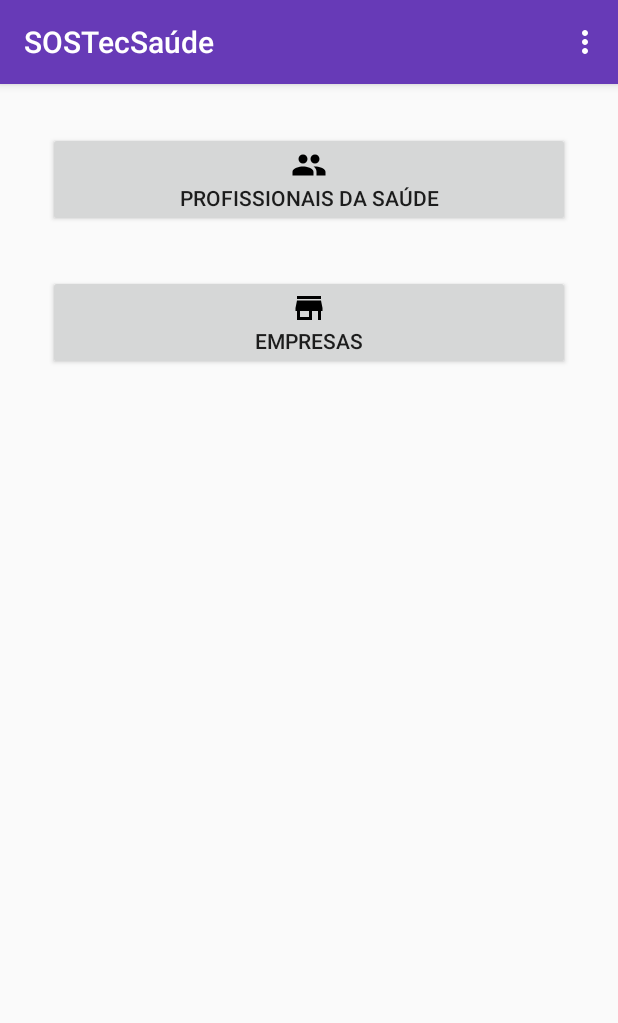
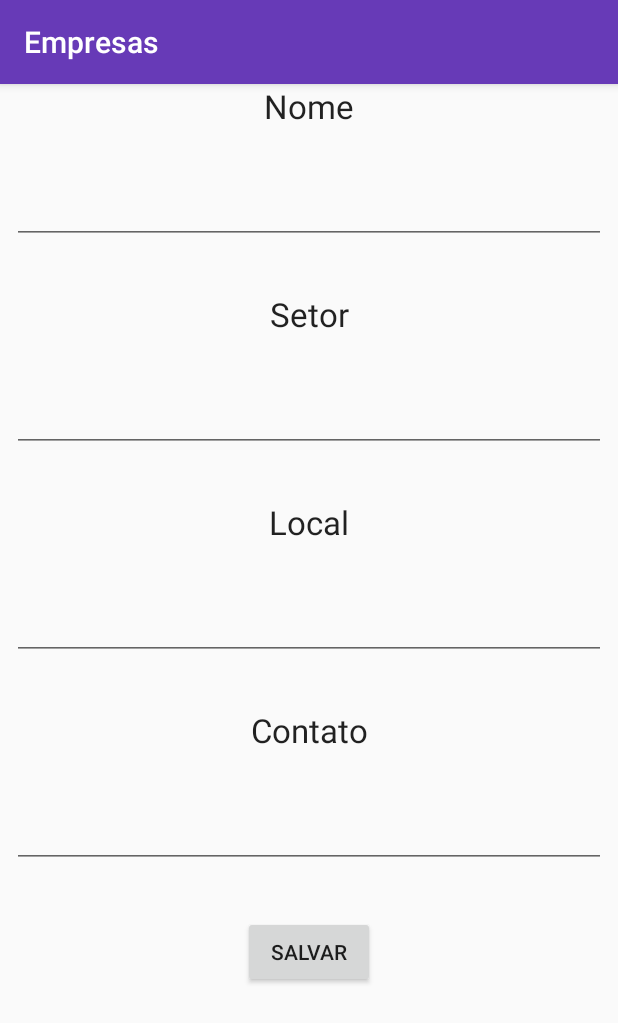
Before and after one commit to wwmm/sostecsaude, an Android app: the screen it shows after launch (MainActivity), after a tap on "EMPRESAS", on a phone screen of 412 x 824 dp. Shown: the top 1023 px of the screen. Run offline under Robolectric (Android 15) with nearby library versions, the phone set to English and light mode, and no system bars; our stand-ins replace navigation-ui; libraries missing offline, so code that uses them is left out: org.jetbrains.exposed; 1 statement that could not run was skipped.

Commit message:
melhorias na interface

```diff
--- a/app/src/main/java/com/wwmm/sostecsaude/MainActivity.kt
+++ b/app/src/main/java/com/wwmm/sostecsaude/MainActivity.kt
@@ -1,10 +1,8 @@
 package com.wwmm.sostecsaude
 
 import android.os.Bundle
-import android.view.Menu
-import android.view.MenuInflater
-import android.view.MenuItem
 import androidx.appcompat.app.AppCompatActivity
+import com.wwmm.sostecsaude.ui.empresas.EmpresasFragment
 import com.wwmm.sostecsaude.ui.home.HomeFragment
 import com.wwmm.sostecsaude.ui.profissionais.ContatoFragment
 import com.wwmm.sostecsaude.ui.profissionais.ProfissionaisFragment
@@ -17,6 +15,7 @@ class MainActivity : AppCompatActivity(), HomeFragment.Listener, ProfissionaisFr
     private lateinit var mProfissionaisFragment: ProfissionaisFragment
     private lateinit var mRelatarDanosFragment: RelatarDanosFragment
     private lateinit var mContatoFragment: ContatoFragment
+    private lateinit var mEmpresasFragment: EmpresasFragment
 
     override fun onCreate(savedInstanceState: Bundle?) {
         super.onCreate(savedInstanceState)
@@ -26,6 +25,7 @@ class MainActivity : AppCompatActivity(), HomeFragment.Listener, ProfissionaisFr
         mProfissionaisFragment = ProfissionaisFragment()
         mRelatarDanosFragment = RelatarDanosFragment()
         mContatoFragment = ContatoFragment()
+        mEmpresasFragment = EmpresasFragment()
 
         loadHome()
 
@@ -46,14 +46,14 @@ class MainActivity : AppCompatActivity(), HomeFragment.Listener, ProfissionaisFr
         val name = prefs.getString("Name", "")
         val email = prefs.getString("Email", "")
 
-        title = if(name.isNullOrBlank() || email.isNullOrBlank()){
+        title = if (name.isNullOrBlank() || email.isNullOrBlank()) {
             mContatoFragment.mLoadHome = true
 
             supportFragmentManager.beginTransaction().replace(R.id.mainFrame, mContatoFragment)
                 .commit()
 
             getString(R.string.title_profissional_contato)
-        }else {
+        } else {
             supportFragmentManager.beginTransaction()
                 .replace(R.id.mainFrame, mProfissionaisFragment)
                 .commit()
@@ -63,6 +63,10 @@ class MainActivity : AppCompatActivity(), HomeFragment.Listener, ProfissionaisFr
     }
 
     override fun loadEmpresas() {
+        supportFragmentManager.beginTransaction().replace(R.id.mainFrame, mEmpresasFragment)
+            .commit()
+
+        title = getString(R.string.title_empresas)
     }
 
     override fun loadRelatarDano() {
@@ -104,26 +108,4 @@ class MainActivity : AppCompatActivity(), HomeFragment.Listener, ProfissionaisFr
             }
         }
     }
-
-    override fun onCreateOptionsMenu(menu: Menu): Boolean {
-        val inflater: MenuInflater = menuInflater
-
-        inflater.inflate(R.menu.main_menu, menu)
-
-        return true
-    }
-
-    override fun onOptionsItemSelected(item: MenuItem): Boolean {
-        return when (item.itemId) {
-            R.id.upload_db -> {
-                true
-            }
-
-            R.id.reset_db -> {
-                true
-            }
-
-            else -> super.onOptionsItemSelected(item)
-        }
-    }
 }
--- a/app/src/main/java/com/wwmm/sostecsaude/RemoteServer.kt
+++ b/app/src/main/java/com/wwmm/sostecsaude/RemoteServer.kt
@@ -11,3 +11,13 @@ object Equipamentos : Table("equipamentos") {
 
     override val primaryKey = PrimaryKey(id)
 }
+
+object Empresas : Table("empresas") {
+    val id = Empresas.integer("id").autoIncrement()
+    val nome = Empresas.varchar("nome", 255)
+    val setor = Empresas.varchar("setor", 255)
+    val local = Empresas.varchar("local", 255)
+    val contato = Empresas.varchar("contato", 255)
+
+    override val primaryKey = PrimaryKey(id)
+}
--- /dev/null
+++ b/app/src/main/java/com/wwmm/sostecsaude/ui/empresas/EmpresasFragment.kt
@@ -0,0 +1,72 @@
+package com.wwmm.sostecsaude.ui.empresas
+
+import android.os.Bundle
+import android.view.LayoutInflater
+import android.view.View
+import android.view.ViewGroup
+import androidx.fragment.app.Fragment
+import com.google.android.material.snackbar.Snackbar
+import com.wwmm.sostecsaude.Empresas
+import com.wwmm.sostecsaude.R
+import kotlinx.android.synthetic.main.fragment_empresas.*
+import kotlinx.coroutines.Dispatchers
+import kotlinx.coroutines.GlobalScope
+import kotlinx.coroutines.launch
+import org.jetbrains.exposed.sql.insertIgnore
+import org.jetbrains.exposed.sql.transactions.transaction
+
+class EmpresasFragment : Fragment() {
+
+    override fun onCreateView(
+        inflater: LayoutInflater, container: ViewGroup?,
+        savedInstanceState: Bundle?
+    ): View? {
+        // Inflate the layout for this fragment
+        return inflater.inflate(R.layout.fragment_empresas, container, false)
+    }
+
+    override fun onViewCreated(view: View, savedInstanceState: Bundle?) {
+        super.onViewCreated(view, savedInstanceState)
+
+        progressBar.visibility = View.GONE
+
+        button_empresa_contato.setOnClickListener {
+            val nome = editText_nome.text.toString()
+            val setor = editText_setor.text.toString()
+            val local = editText_local.text.toString()
+            val contato = editText_contato.text.toString()
+
+            if (nome.isBlank() || setor.isBlank() || local.isBlank() || contato.isBlank()) {
+                Snackbar.make(
+                    main_layout_empresa_contato, "Preencha todos os campos!",
+                    Snackbar.LENGTH_SHORT
+                ).show()
+
+            } else {
+                progressBar.visibility = View.VISIBLE
+
+                GlobalScope.launch(Dispatchers.IO) {
+                    transaction {
+                        if (!connection.isClosed) {
+                            Empresas.insertIgnore {
+                                it[Empresas.nome] = nome
+                                it[Empresas.setor] = setor
+                                it[Empresas.local] = local
+                                it[Empresas.contato] = contato
+                            }
+
+                            GlobalScope.launch(Dispatchers.Main) {
+                                progressBar.visibility = View.GONE
+
+                                Snackbar.make(
+                                    main_layout_empresa_contato, "Dados Inseridos!",
+                                    Snackbar.LENGTH_SHORT
+                                ).show()
+                            }
+                        }
+                    }
+                }
+            }
+        }
+    }
+}
--- a/app/src/main/java/com/wwmm/sostecsaude/ui/relatar_danos/ListFragment.kt
+++ b/app/src/main/java/com/wwmm/sostecsaude/ui/relatar_danos/ListFragment.kt
@@ -49,7 +49,7 @@ class ListFragment : Fragment() {
                     }
 
                     GlobalScope.launch(Dispatchers.Main) {
-                        if(isAdded) {
+                        if (isAdded) {
                             recyclerview.apply {
                                 adapter =
                                     Adapter(
--- /dev/null
+++ b/app/src/main/res/layout/fragment_empresas.xml
@@ -0,0 +1,133 @@
+<?xml version="1.0" encoding="utf-8"?>
+<androidx.constraintlayout.widget.ConstraintLayout xmlns:android="http://schemas.android.com/apk/res/android"
+    xmlns:app="http://schemas.android.com/apk/res-auto"
+    xmlns:tools="http://schemas.android.com/tools"
+    android:id="@+id/main_layout_empresa_contato"
+    android:layout_width="match_parent"
+    android:layout_height="match_parent"
+    tools:context=".ui.empresas.EmpresasFragment">
+
+    <TextView
+        android:id="@+id/textView11"
+        android:layout_width="wrap_content"
+        android:layout_height="wrap_content"
+        android:layout_marginStart="8dp"
+        android:layout_marginEnd="8dp"
+        android:text="@string/title_nome"
+        android:textAppearance="@style/TextAppearance.AppCompat.Large"
+        app:layout_constraintEnd_toEndOf="parent"
+        app:layout_constraintStart_toStartOf="parent"
+        app:layout_constraintTop_toBottomOf="@+id/progressBar" />
+
+    <EditText
+        android:id="@+id/editText_nome"
+        android:layout_width="0dp"
+        android:layout_height="wrap_content"
+        android:layout_marginStart="8dp"
+        android:layout_marginTop="32dp"
+        android:layout_marginEnd="8dp"
+        android:ems="10"
+        android:inputType="textPersonName"
+        app:layout_constraintEnd_toEndOf="parent"
+        app:layout_constraintStart_toStartOf="parent"
+        app:layout_constraintTop_toBottomOf="@+id/textView11" />
+
+    <TextView
+        android:id="@+id/textView12"
+        android:layout_width="wrap_content"
+        android:layout_height="wrap_content"
+        android:layout_marginStart="8dp"
+        android:layout_marginTop="32dp"
+        android:layout_marginEnd="8dp"
+        android:text="@string/title_setor"
+        android:textAppearance="@style/TextAppearance.AppCompat.Large"
+        app:layout_constraintEnd_toEndOf="parent"
+        app:layout_constraintStart_toStartOf="parent"
+        app:layout_constraintTop_toBottomOf="@+id/editText_nome" />
+
+    <EditText
+        android:id="@+id/editText_setor"
+        android:layout_width="0dp"
+        android:layout_height="wrap_content"
+        android:layout_marginStart="8dp"
+        android:layout_marginTop="32dp"
+        android:layout_marginEnd="8dp"
+        android:ems="10"
+        android:inputType="textPersonName"
+        app:layout_constraintEnd_toEndOf="parent"
+        app:layout_constraintStart_toStartOf="parent"
+        app:layout_constraintTop_toBottomOf="@+id/textView12" />
+
+    <TextView
+        android:id="@+id/textView13"
+        android:layout_width="wrap_content"
+        android:layout_height="wrap_content"
+        android:layout_marginStart="8dp"
+        android:layout_marginTop="32dp"
+        android:layout_marginEnd="8dp"
+        android:text="@string/title_local"
+        android:textAppearance="@style/TextAppearance.AppCompat.Large"
+        app:layout_constraintEnd_toEndOf="parent"
+        app:layout_constraintStart_toStartOf="parent"
+        app:layout_constraintTop_toBottomOf="@+id/editText_setor" />
+
+    <EditText
+        android:id="@+id/editText_local"
+        android:layout_width="0dp"
+        android:layout_height="wrap_content"
+        android:layout_marginStart="8dp"
+        android:layout_marginTop="32dp"
+        android:layout_marginEnd="8dp"
+        android:ems="10"
+        android:inputType="textPersonName"
+        app:layout_constraintEnd_toEndOf="parent"
+        app:layout_constraintStart_toStartOf="parent"
+        app:layout_constraintTop_toBottomOf="@+id/textView13" />
+
+    <TextView
+        android:id="@+id/textView14"
+        android:layout_width="wrap_content"
+        android:layout_height="wrap_content"
+        android:layout_marginStart="8dp"
+        android:layout_marginTop="32dp"
+        android:layout_marginEnd="8dp"
+        android:text="@string/title_contato"
+        android:textAppearance="@style/TextAppearance.AppCompat.Large"
+        app:layout_constraintEnd_toEndOf="parent"
+        app:layout_constraintStart_toStartOf="parent"
+        app:layout_constraintTop_toBottomOf="@+id/editText_local" />
+
+    <EditText
+        android:id="@+id/editText_contato"
+        android:layout_width="0dp"
+        android:layout_height="wrap_content"
+        android:layout_marginStart="8dp"
+        android:layout_marginTop="32dp"
+        android:layout_marginEnd="8dp"
+        android:ems="10"
+        android:inputType="textPersonName"
+        app:layout_constraintEnd_toEndOf="parent"
+        app:layout_constraintStart_toStartOf="parent"
+        app:layout_constraintTop_toBottomOf="@+id/textView14" />
+
+    <Button
+        android:id="@+id/button_empresa_contato"
+        android:layout_width="wrap_content"
+        android:layout_height="wrap_content"
+        android:layout_marginStart="8dp"
+        android:layout_marginTop="32dp"
+        android:layout_marginEnd="8dp"
+        android:text="@string/title_save"
+        app:layout_constraintEnd_toEndOf="parent"
+        app:layout_constraintStart_toStartOf="parent"
+        app:layout_constraintTop_toBottomOf="@+id/editText_contato" />
+
+    <ProgressBar
+        android:id="@+id/progressBar"
+        style="?android:attr/progressBarStyle"
+        android:layout_width="wrap_content"
+        android:layout_height="wrap_content"
+        app:layout_constraintEnd_toEndOf="parent"
+        app:layout_constraintStart_toStartOf="parent"
+        app:layout_constraintTop_toTopOf="parent" />
+</androidx.constraintlayout.widget.ConstraintLayout>
--- a/app/src/main/res/values/strings.xml
+++ b/app/src/main/res/values/strings.xml
@@ -27,4 +27,6 @@
 
     <string name="title_nome">Nome</string>
     <string name="title_email">Email</string>
+    <string name="title_contato">Contato</string>
+    <string name="title_setor">Setor</string>
 </resources>
```
